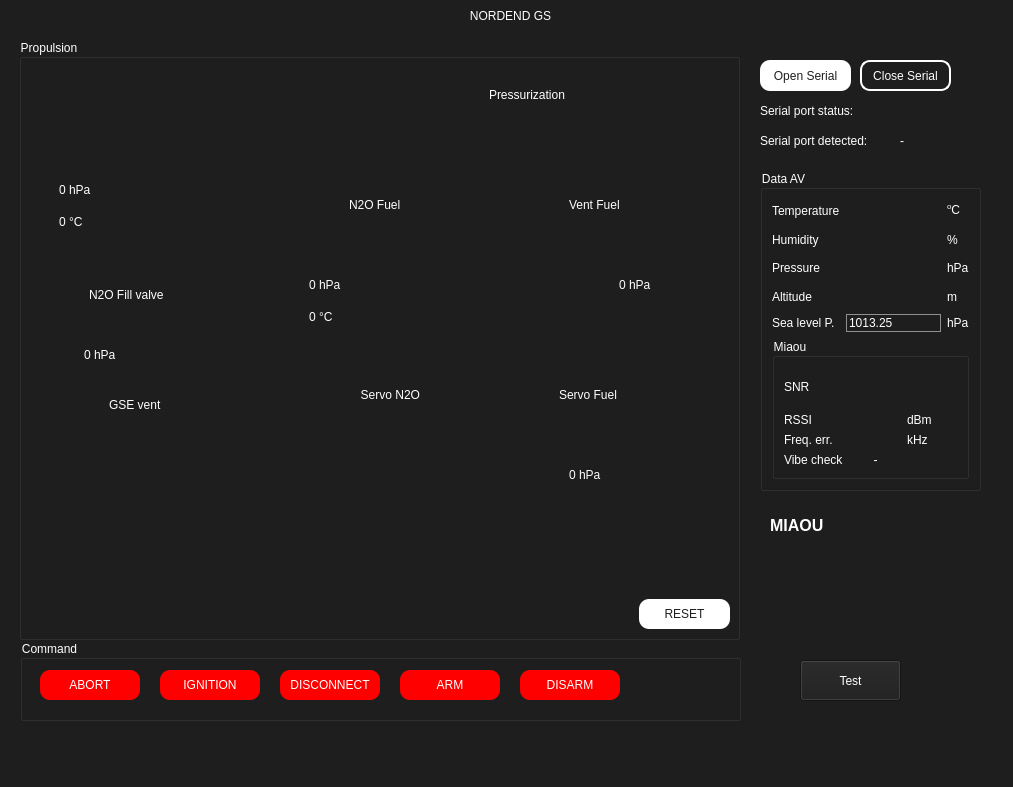
Above: UI/GS2023.ui from MorgesHAB/ERT2023GS before the change. Below: the same form after it.
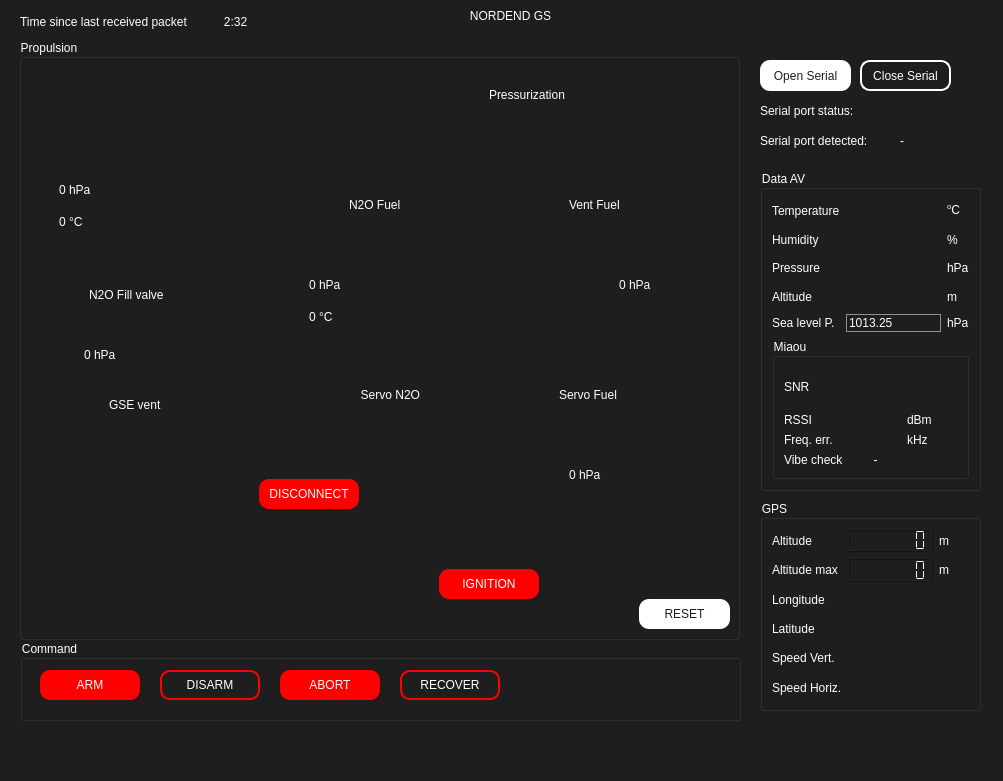
That is the form after the change. Icons and pictures are not drawn.

Commit message: Cleaning all App code and implement all buttons

The edit to the form file:
```diff
--- a/UI/GS2023.ui
+++ b/UI/GS2023.ui
@@ -9,8 +9,8 @@
    <rect>
     <x>0</x>
     <y>0</y>
-    <width>1013</width>
-    <height>787</height>
+    <width>1003</width>
+    <height>781</height>
    </rect>
   </property>
   <property name="windowTitle">
@@ -342,7 +342,7 @@
          </widget>
         </item>
         <item row="4" column="1">
-         <widget class="QLabel" name="time_since_last_Rx">
+         <widget class="QLabel" name="vibe_check">
           <property name="toolTip">
            <string>&lt;html&gt;&lt;head/&gt;&lt;body&gt;&lt;p&gt;Last packet's timestamp&lt;/p&gt;&lt;/body&gt;&lt;/html&gt;</string>
           </property>
@@ -944,6 +944,67 @@
       <string>0 °C</string>
      </property>
     </widget>
+    <widget class="QPushButton" name="ignition_cmd">
+     <property name="geometry">
+      <rect>
+       <x>420</x>
+       <y>530</y>
+       <width>100</width>
+       <height>30</height>
+      </rect>
+     </property>
+     <property name="styleSheet">
+      <string notr="true">QPushButton{
+font: 9pt &quot;Verdana&quot;;
+border-radius: 10px;
+background: red;
+}
+QPushButton:hover {
+font: 700 9pt &quot;Verdana&quot;;
+}
+QPushButton:pressed {
+font: 700 9pt &quot;Verdana&quot;;
+color: white;
+background: transparent;
+border: 3px  solid red;
+}</string>
+     </property>
+     <property name="text">
+      <string>IGNITION</string>
+     </property>
+    </widget>
+    <widget class="QPushButton" name="disconnect_cmd">
+     <property name="geometry">
+      <rect>
+       <x>240</x>
+       <y>440</y>
+       <width>100</width>
+       <height>30</height>
+      </rect>
+     </property>
+     <property name="styleSheet">
+      <string notr="true">QPushButton{
+font: 9pt &quot;Verdana&quot;;
+border-radius: 10px;
+background: red;
+}
+QPushButton:hover {
+font: 700 9pt &quot;Verdana&quot;;
+}
+QPushButton:pressed {
+font: 700 9pt &quot;Verdana&quot;;
+color: white;
+background: transparent;
+border: 3px  solid red;
+}</string>
+     </property>
+     <property name="text">
+      <string>DISCONNECT</string>
+     </property>
+     <property name="flat">
+      <bool>false</bool>
+     </property>
+    </widget>
     <zorder>prop_diagram</zorder>
     <zorder>label</zorder>
     <zorder>reset_valves</zorder>
@@ -980,100 +1041,10 @@
     <property name="title">
      <string>Command</string>
     </property>
-    <widget class="QPushButton" name="abort_cmd">
-     <property name="geometry">
-      <rect>
-       <x>20</x>
-       <y>30</y>
-       <width>100</width>
-       <height>30</height>
-      </rect>
-     </property>
-     <property name="styleSheet">
-      <string notr="true">QPushButton{
-font: 9pt &quot;Verdana&quot;;
-border-radius: 10px;
-background: red;
-}
-QPushButton:hover {
-font: 700 9pt &quot;Verdana&quot;;
-}
-QPushButton:pressed {
-font: 700 9pt &quot;Verdana&quot;;
-color: white;
-background: transparent;
-border: 3px  solid red;
-}</string>
-     </property>
-     <property name="text">
-      <string>ABORT</string>
-     </property>
-    </widget>
-    <widget class="QPushButton" name="ignition_cmd">
-     <property name="geometry">
-      <rect>
-       <x>140</x>
-       <y>30</y>
-       <width>100</width>
-       <height>30</height>
-      </rect>
-     </property>
-     <property name="styleSheet">
-      <string notr="true">QPushButton{
-font: 9pt &quot;Verdana&quot;;
-border-radius: 10px;
-background: red;
-}
-QPushButton:hover {
-font: 700 9pt &quot;Verdana&quot;;
-}
-QPushButton:pressed {
-font: 700 9pt &quot;Verdana&quot;;
-color: white;
-background: transparent;
-border: 3px  solid red;
-}</string>
-     </property>
-     <property name="text">
-      <string>IGNITION</string>
-     </property>
-    </widget>
-    <widget class="QPushButton" name="disconnect_cmd">
-     <property name="geometry">
-      <rect>
-       <x>260</x>
-       <y>30</y>
-       <width>100</width>
-       <height>30</height>
-      </rect>
-     </property>
-     <property name="styleSheet">
-      <string notr="true">QPushButton{
-font: 9pt &quot;Verdana&quot;;
-border-radius: 10px;
-background: red;
-}
-QPushButton:hover {
-font: 700 9pt &quot;Verdana&quot;;
-}
-QPushButton:pressed {
-font: 700 9pt &quot;Verdana&quot;;
-color: white;
-background: transparent;
-border: 3px  solid red;
-}</string>
-     </property>
-     <property name="text">
-      <string>DISCONNECT</string>
-     </property>
-     <property name="flat">
-      <bool>false</bool>
-     </property>
-    </widget>
     <widget class="QPushButton" name="arm_cmd">
      <property name="geometry">
       <rect>
-       <x>380</x>
+       <x>20</x>
        <y>30</y>
        <width>100</width>
        <height>30</height>
@@ -1105,7 +1076,7 @@
     <widget class="QPushButton" name="disarm_cmd">
      <property name="geometry">
       <rect>
-       <x>500</x>
+       <x>140</x>
        <y>30</y>
        <width>100</width>
        <height>30</height>
@@ -1113,9 +1084,10 @@
      </property>
      <property name="styleSheet">
       <string notr="true">QPushButton{
+color: white;
 font: 9pt &quot;Verdana&quot;;
 border-radius: 10px;
-background: red;
+border: 2px  solid red;
 }
 QPushButton:hover {
 font: 700 9pt &quot;Verdana&quot;;
@@ -1134,139 +1106,257 @@
       <bool>false</bool>
      </property>
     </widget>
-   </widget>
-   <widget class="QCheckBox" name="checkBox_6">
-    <property name="geometry">
-     <rect>
-      <x>770</x>
-      <y>540</y>
-      <width>51</width>
-      <height>61</height>
-     </rect>
-    </property>
-    <property name="sizePolicy">
-     <sizepolicy hsizetype="Expanding" vsizetype="Expanding">
-      <horstretch>0</horstretch>
-      <verstretch>0</verstretch>
-     </sizepolicy>
-    </property>
-    <property name="styleSheet">
-     <string notr="true">QCheckBox {
-	background: transparent;
+    <widget class="QPushButton" name="recover_cmd">
+     <property name="geometry">
+      <rect>
+       <x>380</x>
+       <y>30</y>
+       <width>100</width>
+       <height>30</height>
+      </rect>
+     </property>
+     <property name="styleSheet">
+      <string notr="true">QPushButton{
+color: white;
+font: 9pt &quot;Verdana&quot;;
+border-radius: 10px;
+border: 2px  solid red;
 }
-QCheckBox::indicator {
-     width: 50px; 
-     height: 50px; 
+QPushButton:hover {
+font: 700 9pt &quot;Verdana&quot;;
 }
-
-QCheckBox::indicator:checked {
-	image: url(:/assets/GS_valve_V1_OpenV.png);
+QPushButton:pressed {
+font: 700 9pt &quot;Verdana&quot;;
+background: red;
+color: black;
+}</string>
+     </property>
+     <property name="text">
+      <string>RECOVER</string>
+     </property>
+     <property name="flat">
+      <bool>false</bool>
+     </property>
+    </widget>
+    <widget class="QPushButton" name="abort_cmd">
+     <property name="geometry">
+      <rect>
+       <x>260</x>
+       <y>30</y>
+       <width>100</width>
+       <height>30</height>
+      </rect>
+     </property>
+     <property name="styleSheet">
+      <string notr="true">QPushButton{
+font: 9pt &quot;Verdana&quot;;
+border-radius: 10px;
+background: red;
 }
-
-QCheckBox::indicator:unchecked {
-	image: url(:/assets/GS_valve_V1_CloseH.png);
+QPushButton:hover {
+font: 700 9pt &quot;Verdana&quot;;
 }
-
-QCheckBox::indicator:hover {
-	background-color: rgba(0, 0, 0, 50); 
-}
-</string>
-    </property>
-    <property name="text">
-     <string/>
-    </property>
-    <property name="checked">
-     <bool>false</bool>
-    </property>
-    <property name="tristate">
-     <bool>false</bool>
-    </property>
+QPushButton:pressed {
+font: 700 9pt &quot;Verdana&quot;;
+color: white;
+background: transparent;
+border: 3px  solid red;
+}</string>
+     </property>
+     <property name="text">
+      <string>ABORT</string>
+     </property>
+    </widget>
    </widget>
-   <widget class="QCheckBox" name="checkBox_5">
+   <widget class="QLabel" name="last_refresh_label">
     <property name="geometry">
      <rect>
-      <x>770</x>
-      <y>590</y>
-      <width>51</width>
-      <height>61</height>
+      <x>20</x>
+      <y>10</y>
+      <width>191</width>
+      <height>24</height>
      </rect>
     </property>
-    <property name="sizePolicy">
-     <sizepolicy hsizetype="Expanding" vsizetype="Expanding">
-      <horstretch>0</horstretch>
-      <verstretch>0</verstretch>
-     </sizepolicy>
+    <property name="toolTip">
+     <string>&lt;html&gt;&lt;head/&gt;&lt;body&gt;&lt;p&gt;Last packet's timestamp&lt;/p&gt;&lt;/body&gt;&lt;/html&gt;</string>
     </property>
-    <property name="styleSheet">
-     <string notr="true">QCheckBox {
-	background: transparent;
-}
-QCheckBox::indicator {
-     width: 50px; 
-     height: 50px; 
-}
-
-QCheckBox::indicator:partiallychecked {
-	image: url(:/assets/GS_valve_V2_Unknown.svg);
-}
-
-QCheckBox::indicator:checked {
-    image: url(:/assets/GS_valve_V2_OpenV.svg);
-}
-
-QCheckBox::indicator:unchecked {
-	image: url(:/assets/GS_valve_V2_CloseH.svg);
-}
-
-QCheckBox::indicator:hover {
-	background-color: rgba(0, 0, 0, 50); 
-}
-
-</string>
-    </property>
     <property name="text">
-     <string/>
+     <string>Time since last received packet</string>
     </property>
-    <property name="checked">
-     <bool>false</bool>
-    </property>
-    <property name="tristate">
-     <bool>false</bool>
-    </property>
    </widget>
-   <widget class="QLabel" name="label_8">
+   <widget class="QLabel" name="time_since_last_Rx">
     <property name="geometry">
      <rect>
-      <x>770</x>
-      <y>510</y>
-      <width>211</width>
-      <height>31</height>
+      <x>200</x>
+      <y>10</y>
+      <width>71</width>
+      <height>24</height>
      </rect>
     </property>
     <property name="text">
-     <string>&lt;html&gt;&lt;head/&gt;&lt;body&gt;&lt;p&gt;&lt;span style=&quot; font-size:12pt; font-weight:700;&quot;&gt;MIAOU&lt;/span&gt;&lt;/p&gt;&lt;/body&gt;&lt;/html&gt;</string>
+     <string>2:32</string>
     </property>
+    <property name="alignment">
+     <set>Qt::AlignCenter</set>
+    </property>
    </widget>
-   <widget class="QPushButton" name="pushButton">
+   <widget class="QGroupBox" name="gps_box">
     <property name="geometry">
      <rect>
-      <x>800</x>
-      <y>660</y>
-      <width>101</width>
-      <height>41</height>
+      <x>760</x>
+      <y>500</y>
+      <width>221</width>
+      <height>211</height>
      </rect>
     </property>
     <property name="styleSheet">
-     <string notr="true">QPushButton:hover {
-background: green;
-}</string>
+     <string notr="true"/>
     </property>
-    <property name="text">
-     <string>Test</string>
+    <property name="title">
+     <string>GPS</string>
     </property>
-    <property name="flat">
-     <bool>false</bool>
-    </property>
+    <layout class="QGridLayout" name="gridLayout_3">
+     <item row="3" column="1" colspan="3">
+      <widget class="QLabel" name="AV_longitude">
+       <property name="styleSheet">
+        <string notr="true"/>
+       </property>
+       <property name="text">
+        <string/>
+       </property>
+      </widget>
+     </item>
+     <item row="6" column="1" colspan="3">
+      <widget class="QLabel" name="speed_vertical">
+       <property name="minimumSize">
+        <size>
+         <width>0</width>
+         <height>0</height>
+        </size>
+       </property>
+       <property name="text">
+        <string/>
+       </property>
+      </widget>
+     </item>
+     <item row="1" column="0">
+      <widget class="QLabel" name="altitude_label_gps">
+       <property name="text">
+        <string>Altitude</string>
+       </property>
+      </widget>
+     </item>
+     <item row="5" column="1" colspan="3">
+      <widget class="QLabel" name="AV_latitude">
+       <property name="minimumSize">
+        <size>
+         <width>0</width>
+         <height>0</height>
+        </size>
+       </property>
+       <property name="text">
+        <string/>
+       </property>
+      </widget>
+     </item>
+     <item row="5" column="0">
+      <widget class="QLabel" name="latitude_label">
+       <property name="text">
+        <string>Latitude</string>
+       </property>
+      </widget>
+     </item>
+     <item row="2" column="0">
+      <widget class="QLabel" name="altitude_max_label">
+       <property name="text">
+        <string>Altitude max</string>
+       </property>
+      </widget>
+     </item>
+     <item row="6" column="0">
+      <widget class="QLabel" name="label_XX">
+       <property name="text">
+        <string>Speed Vert.</string>
+       </property>
+      </widget>
+     </item>
+     <item row="3" column="0">
+      <widget class="QLabel" name="longitude_label">
+       <property name="text">
+        <string>Longitude</string>
+       </property>
+      </widget>
+     </item>
+     <item row="7" column="0">
+      <widget class="QLabel" name="label_XX_2">
+       <property name="text">
+        <string>Speed Horiz.</string>
+       </property>
+      </widget>
+     </item>
+     <item row="7" column="1" colspan="3">
+      <widget class="QLabel" name="speed_horizontal">
+       <property name="minimumSize">
+        <size>
+         <width>0</width>
+         <height>0</height>
+        </size>
+       </property>
+       <property name="text">
+        <string/>
+       </property>
+      </widget>
+     </item>
+     <item row="1" column="3">
+      <widget class="QLabel" name="m_unit_label_2">
+       <property name="maximumSize">
+        <size>
+         <width>30</width>
+         <height>16777215</height>
+        </size>
+       </property>
+       <property name="text">
+        <string>m</string>
+       </property>
+      </widget>
+     </item>
+     <item row="1" column="1" colspan="2">
+      <widget class="QLCDNumber" name="altitude_lcd_gps">
+       <property name="smallDecimalPoint">
+        <bool>false</bool>
+       </property>
+       <property name="digitCount">
+        <number>7</number>
+       </property>
+       <property name="segmentStyle">
+        <enum>QLCDNumber::Flat</enum>
+       </property>
+       <property name="intValue" stdset="0">
+        <number>0</number>
+       </property>
+      </widget>
+     </item>
+     <item row="2" column="3">
+      <widget class="QLabel" name="m_unit_label">
+       <property name="text">
+        <string>m</string>
+       </property>
+      </widget>
+     </item>
+     <item row="2" column="1" colspan="2">
+      <widget class="QLCDNumber" name="altitude_max_lcd_max">
+       <property name="enabled">
+        <bool>true</bool>
+       </property>
+       <property name="digitCount">
+        <number>7</number>
+       </property>
+       <property name="segmentStyle">
+        <enum>QLCDNumber::Flat</enum>
+       </property>
+      </widget>
+     </item>
+    </layout>
    </widget>
    <zorder>groupBox_3</zorder>
    <zorder>groupBox_2</zorder>
```
Left out of the diff: 127 changed lines with no effect on the pictures. The commit also changes 3 other files.
